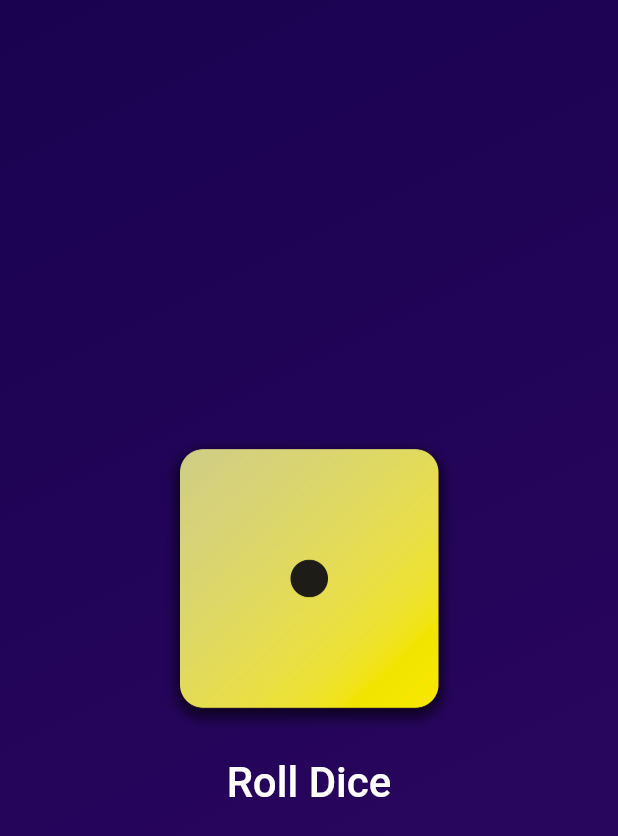
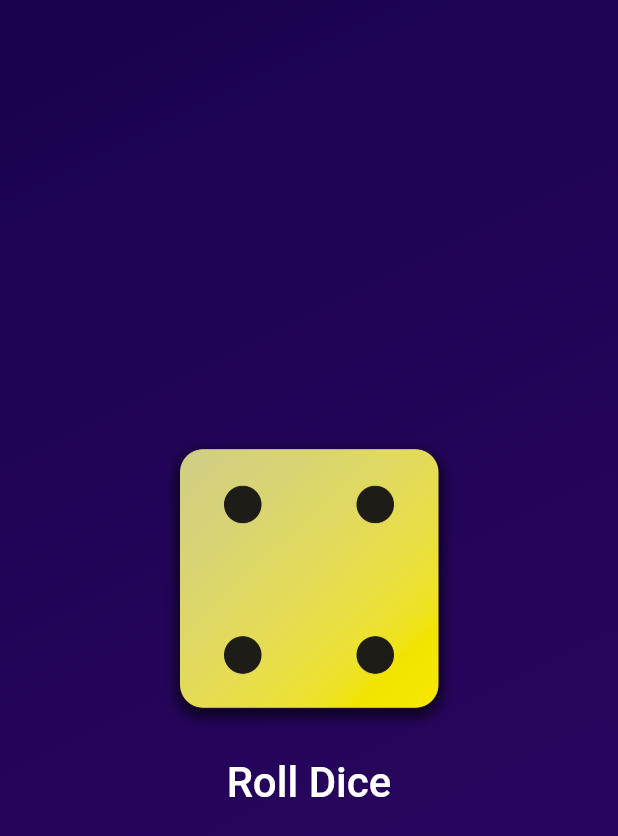
Before and after one commit to Shahab603/dice_app, a Flutter app: the screen it shows after launch, after a tap on "Roll Dice", on a phone screen of 412 x 824 dp. Shown: the top 836 px of the screen. Run offline on Flutter 3.47's test engine with Material 2 defaults, Android fonts, the phone set to English and light mode, and no system bars.

```diff
--- /dev/null
+++ b/lib/dice_roller.dart
@@ -0,0 +1,43 @@
+import 'package:flutter/material.dart';
+
+class DiceRoller extends StatefulWidget {
+  const DiceRoller({super.key});
+
+  @override
+  State<DiceRoller> createState() => _DiceRollerState();
+}
+
+class _DiceRollerState extends State<DiceRoller> {
+
+  var activeDiceImage = 'assets/images/dice-1.png';
+  void rollDice() {
+    setState(() {
+      activeDiceImage = 'assets/images/dice-4.png';
+    });
+
+
+  }
+
+  @override
+  Widget build(BuildContext context) {
+    return Column(
+          mainAxisSize: MainAxisSize.min,
+          children: [
+            Image.asset(
+              activeDiceImage,
+              width: 200,
+            ),
+            TextButton(
+              onPressed: rollDice,
+              style: TextButton.styleFrom(
+                padding: const EdgeInsets.only(top: 20),
+              ),
+              child: const Text(
+                'Roll Dice',
+                style: TextStyle(fontSize: 28, color: Colors.white),
+              ),
+            )
+          ],
+        );
+  }
+}
--- a/lib/gradient_container.dart
+++ b/lib/gradient_container.dart
@@ -1,4 +1,5 @@
-import './styled_text.dart';
+
+import 'package:dice_app/dice_roller.dart';
 import 'package:flutter/material.dart';
 
 const startAlignment = Alignment.topLeft;
@@ -8,12 +9,9 @@ class GradientContainer extends StatelessWidget {
   final Color color1;
   final Color color2;
 
-   GradientContainer(this.color1, this.color2, {super.key});
+   const GradientContainer(this.color1, this.color2, {super.key});
 
-  var activeDiceImage = 'assets/images/dice-1.png';
-  void rollDice() {
-    activeDiceImage = 'assets/images/dice-4.png';
-  }
+
 
   @override
   Widget build(BuildContext context) {
@@ -25,26 +23,8 @@ class GradientContainer extends StatelessWidget {
           end: endAlignment,
         ),
       ),
-      child: Center(
-        child: Column(
-          mainAxisSize: MainAxisSize.min,
-          children: [
-            Image.asset(
-              activeDiceImage,
-              width: 200,
-            ),
-            TextButton(
-              onPressed: rollDice,
-              style: TextButton.styleFrom(
-                padding: const EdgeInsets.only(top: 20),
-              ),
-              child: const Text(
-                'Roll Dice',
-                style: TextStyle(fontSize: 28, color: Colors.white),
-              ),
-            )
-          ],
-        ),
+      child: const Center(
+        child: DiceRoller(),
       ),
     );
   }
--- a/lib/main.dart
+++ b/lib/main.dart
@@ -4,11 +4,11 @@ import './gradient_container.dart';
 
 void main() {
   runApp(
-     MaterialApp(
+    const MaterialApp(
       debugShowCheckedModeBanner: false,
       home: Scaffold(
         body: GradientContainer(
-            const Color.fromARGB(255, 26, 2, 80), const Color.fromARGB(255, 45, 7, 98)),
+            Color.fromARGB(255, 26, 2, 80), Color.fromARGB(255, 45, 7, 98)),
       ),
     ),
   );
```
Also changed, not shown: 1 other file.
